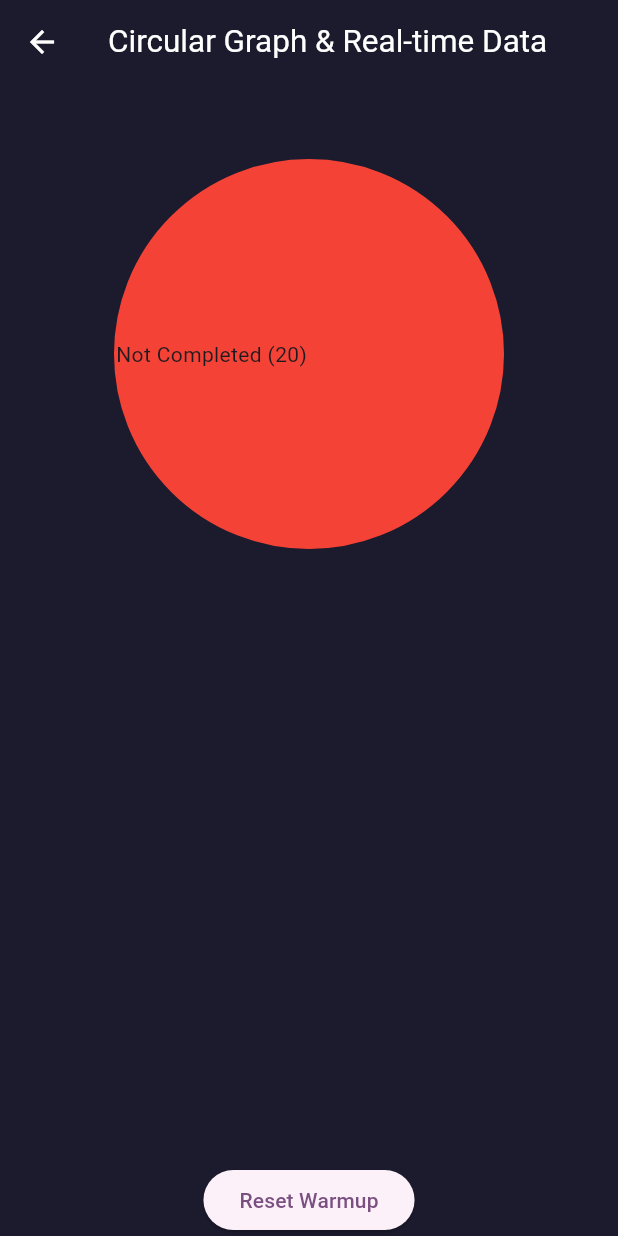
After one commit to abhishekchauhan2204/fitness_app_sample, a Flutter app: the CircularGraphScreenFatburnerState screen opened directly, after a tap on "Reset Warmup", on a phone screen of 412 x 824 dp. The commit adds this screen. Run offline on Flutter 3.47's test engine with Material 3 defaults, Android fonts, the phone set to English and light mode, and no system bars; drawn by our look-alikes of fl_chart; our stand-ins replace animated_toggle_switch, cloud_firestore, firebase_auth, firebase_core, table_calendar; accounts and stored records are empty.

Commit message:
by Abhishek

```diff
--- a/lib/Screen/WorkoutScreen/FatBurnerHiit/Fatburnerworkout/Fatburnerworkout.dart
+++ b/lib/Screen/WorkoutScreen/FatBurnerHiit/Fatburnerworkout/Fatburnerworkout.dart
@@ -86,7 +86,7 @@
           actions: [
             TextButton(
               onPressed: () {
-                Provider.of<WarmupStateHiit>(context, listen: false).completeFatburner();
+                Provider.of<FatBurnerHiit>(context, listen: false).completeFatburner();
                 Navigator.pop(context); // Close the alert dialog
                 Navigator.pop(context);// Pop the WarmupScreen
               },
--- a/lib/Screen/provider/provider.dart
+++ b/lib/Screen/provider/provider.dart
@@ -90,18 +90,90 @@
 }
 
 
-class WarmupStateHiit with ChangeNotifier {
+
+class FatBurnerHiit with ChangeNotifier {
   bool _isCompleted = false;
 
   bool get isCompleted => _isCompleted;
+  int completedDays = 0;
+  static const int totalDays = 20;
 
-  void completeFatburner() {
+  List<Map<String, dynamic>> completedHistory = [];
+
+  FatBurnerHiit(){
+    _loadInitialData();
+  }
+
+  Future<void> _loadInitialData() async {
+    User? user = FirebaseAuth.instance.currentUser;
+    if (user != null) {
+      var querySnapshot = await FirebaseFirestore.instance
+          .collection('users')
+          .doc(user.uid)
+          .collection('fatburnerHiitHistory')
+          .orderBy('date', descending: false)
+          .get();
+
+      if (querySnapshot.docs.isNotEmpty) {
+        completedHistory = querySnapshot.docs.map((doc) {
+          return {
+            'date': doc['date'].toDate(),
+            'completedDays': doc['completedDays'],
+          };
+        }).toList();
+        completedDays = completedHistory.length;
+        notifyListeners();
+      }
+    }
+  }
+
+  Future<void> completeFatburner() async {
     _isCompleted = true;
+    notifyListeners();
+    if (completedDays < totalDays) {
+      completedDays++;
+      var now = DateTime.now();
+      completedHistory.add({'date': now, 'completedDays': completedDays});
+      notifyListeners();
+      await _logCompletion(now);
+    }
+  }
+
+  Future<void> resetFatburner() async {
+    _isCompleted = false;
+    completedDays = 0;
+    completedHistory.clear();
+    await _resetFirestore();
     notifyListeners();
   }
 
-  void resetFatburner() {
-    _isCompleted = false;
-    notifyListeners();
+  Future<void> _logCompletion(DateTime date) async {
+    User? user = FirebaseAuth.instance.currentUser;
+    if (user != null) {
+      await FirebaseFirestore.instance
+          .collection('users')
+          .doc(user.uid)
+          .collection('fatburnerHiitHistory')
+          .add({
+        'completedDays': completedDays,
+        'date': Timestamp.fromDate(date),
+      });
+    }
+  }
+
+  Future<void> _resetFirestore() async {
+    User? user = FirebaseAuth.instance.currentUser;
+    if (user != null) {
+      var batch = FirebaseFirestore.instance.batch();
+      var collection = FirebaseFirestore.instance
+          .collection('users')
+          .doc(user.uid)
+          .collection('fatburnerHiitHistory');
+      var snapshots = await collection.get();
+      for (var doc in snapshots.docs) {
+        batch.delete(doc.reference);
+      }
+      await batch.commit();
+    }
   }
 }
--- /dev/null
+++ b/lib/Widget common/circulargraphFatburnerHiit.dart
@@ -0,0 +1,68 @@
+
+import 'package:fl_chart/fl_chart.dart';
+import 'package:flutter/cupertino.dart';
+import 'package:flutter/material.dart';
+import 'package:provider/provider.dart';
+
+import '../Screen/provider/provider.dart';
+
+class CircularGraphScreenFatburnerState extends StatelessWidget {
+  @override
+  Widget build(BuildContext context) {
+    return Scaffold(backgroundColor: Color(0xFF1C1B2E),
+      appBar: AppBar(backgroundColor: Colors.transparent,titleTextStyle: TextStyle(color: Colors.white,fontSize: 21), iconTheme: IconThemeData(
+        color: Colors.white, // This will change the color of the back button to white
+      ),
+        title: Text('Circular Graph & Real-time Data'),
+      ),
+      body: Consumer<FatBurnerHiit>(
+        builder: (context, FatburnerState, child) {
+          return Column(
+            children: [
+              Expanded(
+                child: PieChart(
+                  PieChartData(
+                    sections: [
+                      PieChartSectionData(radius: 130,
+                        color: Colors.green,
+                        value: FatburnerState.completedDays.toDouble(),
+                        title: 'Completed (${FatburnerState.completedDays})',
+                      ),
+                      PieChartSectionData(radius: 130,
+                        color: Colors.red,
+                        value: (WarmupState.totalDays - FatburnerState.completedDays).toDouble(),
+                        title: 'Not Completed (${WarmupState.totalDays - FatburnerState.completedDays})',
+                      ),
+                    ],
+                    borderData: FlBorderData(show: false),
+                    centerSpaceRadius: 0,
+                    sectionsSpace: 0,
+                  ),
+                ),
+              ),Expanded(
+                child: ListView.builder(
+                  itemCount: FatburnerState.completedHistory.length,
+                  itemBuilder: (context, index) {
+                    var entry = FatburnerState.completedHistory[index];
+                    var date = entry['date'] as DateTime;
+                    var formattedDate = "${date.day}/${date.month}/${date.year} ${date.hour}:${date.minute}";
+                    return ListTile(
+                      title: Text("Day ${entry['completedDays']}",style: TextStyle(color: Colors.white,fontSize: 21)),
+                      subtitle: Text(formattedDate,style: TextStyle(color: Colors.white,fontSize: 16)),
+                    );
+                  },
+                ),
+              ),
+              ElevatedButton(
+                onPressed: () {
+                  FatburnerState.resetFatburner();
+                },
+                child: Text('Reset Warmup'),
+              ),
+            ],
+          );
+        },
+      ),
+    );
+  }
+}
--- a/lib/main.dart
+++ b/lib/main.dart
@@ -30,7 +30,7 @@
     return MultiProvider(
         providers: [
           ChangeNotifierProvider(create: (_) => WarmupState()),
-          ChangeNotifierProvider(create: (_) => WarmupStateHiit()),
+          ChangeNotifierProvider(create: (_) => FatBurnerHiit()),
         ],
         child: MaterialApp(
             title: 'Fitness Crunch',
```
Also changed, not shown: lib/Screen/ActivityScreen/ActivityScreen.dart (+5 -3 lines), lib/Widget common/circulargraphwarmup.dart (renamed from lib/Widget common/circular graph.dart, +6 -10 lines).
